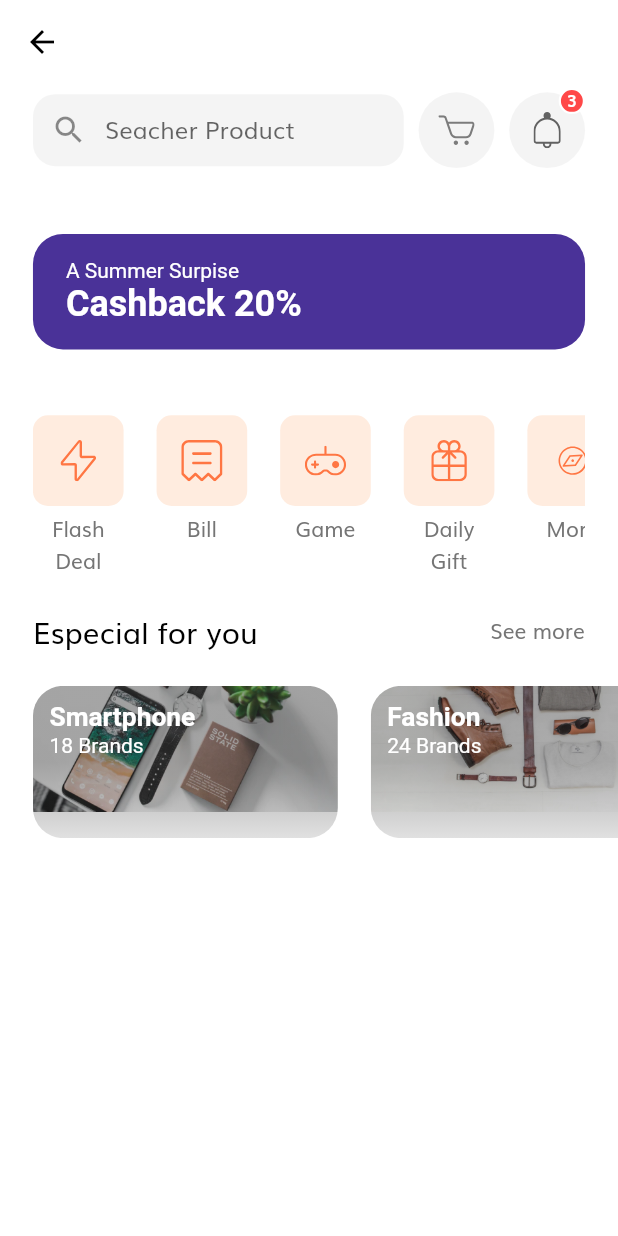
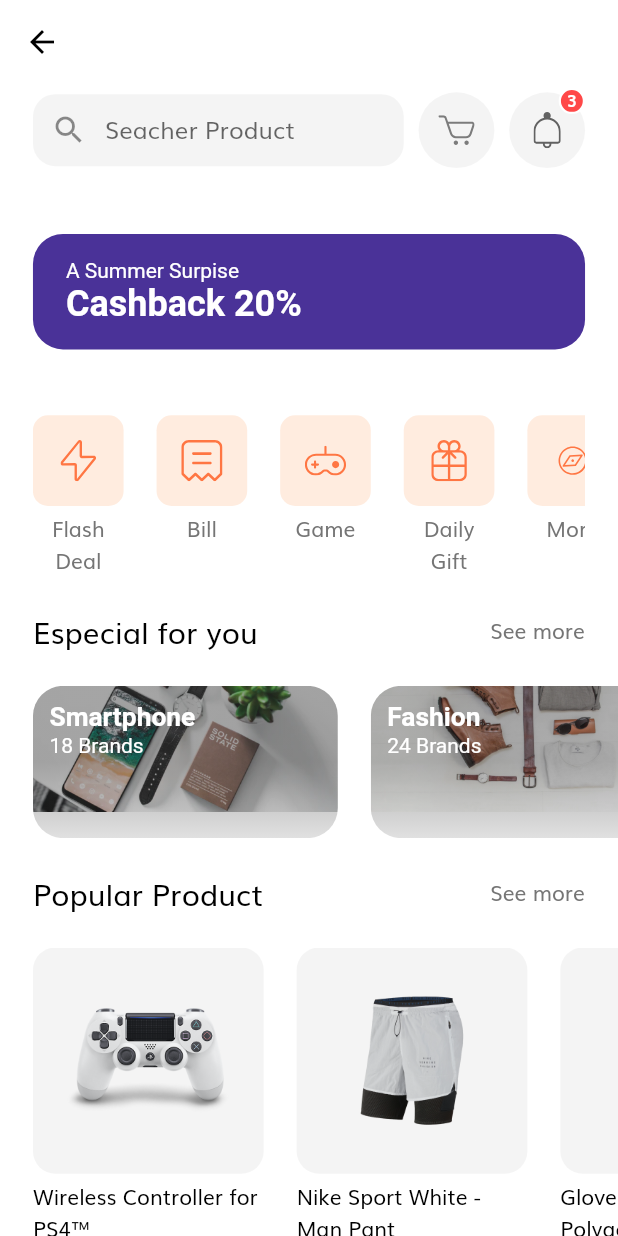
Before and after one commit to clebemachado/e-comerce-estudo, a Flutter app: the HomeScreen screen opened by its route, on a phone screen of 412 x 824 dp. Run offline on Flutter 3.47's test engine with Material 2 defaults, Android fonts, the phone set to English and light mode, and no system bars; our stand-ins replace flutter_svg.

Commit message:
Adicionado cardproduct

```diff
--- /dev/null
+++ b/lib/components/product_card.dart
@@ -0,0 +1,87 @@
+import 'package:flutter/material.dart';
+import 'package:flutter_svg/flutter_svg.dart';
+
+import '../constants.dart';
+import '../models/Product.dart';
+import '../size_config.dart';
+
+class ProductCard extends StatelessWidget {
+  const ProductCard({
+    Key? key,
+    this.width = 140,
+    this.aspectRetion = 1.02,
+    required this.product,
+  }) : super(key: key);
+
+  final double width;
+  final double aspectRetion;
+  final Product product;
+
+  @override
+  Widget build(BuildContext context) {
+    return Padding(
+      padding: EdgeInsets.only(left: getProportionateScreenWidth(20)),
+      child: SizedBox(
+        width: getProportionateScreenWidth(width),
+        child: Column(
+          children: [
+            AspectRatio(
+              aspectRatio: aspectRetion,
+              child: Container(
+                padding: EdgeInsets.all(getProportionateScreenWidth(20)),
+                decoration: BoxDecoration(
+                  color: kSecondaryColor.withOpacity(0.1),
+                  borderRadius: BorderRadius.circular(15),
+                ),
+                child: Image.asset(
+                  product.images[0],
+                ),
+              ),
+            ),
+            const SizedBox(height: 5),
+            Text(
+              product.title,
+              style: const TextStyle(color: Colors.black),
+              maxLines: 2,
+            ),
+            if (product.title.length < 21) const Text(""),
+            Row(
+              mainAxisAlignment: MainAxisAlignment.spaceBetween,
+              children: [
+                Text(
+                  "\$${product.price}",
+                  style: TextStyle(
+                    fontSize: getProportionateScreenWidth(18),
+                    fontWeight: FontWeight.w600,
+                    color: kPrimaryColor,
+                  ),
+                ),
+                InkWell(
+                  borderRadius: BorderRadius.circular(30),
+                  onTap: () {},
+                  child: Container(
+                    padding: EdgeInsets.all(getProportionateScreenWidth(8)),
+                    width: getProportionateScreenWidth(28),
+                    height: getProportionateScreenWidth(28),
+                    decoration: BoxDecoration(
+                      color: product.isFavourite
+                          ? kPrimaryColor.withOpacity(0.15)
+                          : kSecondaryColor.withOpacity(0.1),
+                      shape: BoxShape.circle,
+                    ),
+                    child: SvgPicture.asset(
+                      "assets/icons/Heart Icon_2.svg",
+                      color: product.isFavourite
+                          ? const Color(0XFFFF4848)
+                          : const Color(0xFFDBDEE4),
+                    ),
+                  ),
+                )
+              ],
+            )
+          ],
+        ),
+      ),
+    );
+  }
+}
--- /dev/null
+++ b/lib/models/Product.dart
@@ -0,0 +1,105 @@
+import 'package:flutter/material.dart';
+
+class Product {
+  final int id;
+  late final String title;
+  late final String description;
+  late final List<String> images;
+  late final List<Color> colors;
+  late final double rating;
+  late final double price;
+  late final bool isFavourite;
+  late final bool isPopular;
+
+  Product({
+    required this.id,
+    required this.title,
+    required this.description,
+    required this.images,
+    required this.colors,
+    this.rating = 0.0,
+    this.isFavourite = false,
+    this.isPopular = false,
+    required this.price,
+  });
+}
+
+// Demostraçã do produto
+List<Product> demoProducts = [
+  Product(
+    id: 1,
+    images: [
+      "assets/images/ps4_console_white_1.png",
+      "assets/images/ps4_console_white_2.png",
+      "assets/images/ps4_console_white_3.png",
+      "assets/images/ps4_console_white_4.png",
+    ],
+    colors: [
+      const Color(0xFFF6625E),
+      const Color(0xFF836DB8),
+      const Color(0xFFDECB9C),
+      Colors.white,
+    ],
+    title: "Wireless Controller for PS4™ ",
+    price: 64.99,
+    description: description,
+    rating: 4.8,
+    isFavourite: true,
+    isPopular: true,
+  ),
+  Product(
+    id: 2,
+    images: [
+      "assets/images/Image Popular Product 2.png",
+    ],
+    colors: [
+      Color(0xFFF6625E),
+      Color(0xFF836DB8),
+      Color(0xFFDECB9C),
+      Colors.white,
+    ],
+    title: "Nike Sport White - Man Pant",
+    price: 50.5,
+    description: description,
+    rating: 4.1,
+    isPopular: true,
+  ),
+  Product(
+    id: 3,
+    images: [
+      "assets/images/glap.png",
+    ],
+    colors: [
+      Color(0xFFF6625E),
+      Color(0xFF836DB8),
+      Color(0xFFDECB9C),
+      Colors.white,
+    ],
+    title: "Gloves XC Omega - Polygon",
+    price: 36.55,
+    description: description,
+    rating: 4.1,
+    isFavourite: true,
+    isPopular: true,
+  ),
+  Product(
+    id: 4,
+    images: [
+      "assets/images/wireless headset.png",
+    ],
+    colors: [
+      Color(0xFFF6625E),
+      Color(0xFF836DB8),
+      Color(0xFFDECB9C),
+      Colors.white,
+    ],
+    title: "Logitech Head",
+    price: 20.20,
+    description: description,
+    rating: 4.1,
+    isFavourite: true,
+  ),
+];
+
+const String description =
+    "Wireless Controller for PS4™ gives you what you want in your gaming from over precision control your games to sharing …";
--- a/lib/screens/home/components/body.dart
+++ b/lib/screens/home/components/body.dart
@@ -1,10 +1,15 @@
 import 'package:flutter/material.dart';
 
+import 'package:onboarding_screen/models/Product.dart';
 import 'package:onboarding_screen/screens/home/components/categories.dart';
 import 'package:onboarding_screen/screens/home/components/discount_banner.dart';
 import 'package:onboarding_screen/screens/home/components/home_header.dart';
+import 'package:onboarding_screen/screens/home/components/popular_products.dart';
+import 'package:onboarding_screen/screens/home/components/section_title.dart';
 import 'package:onboarding_screen/screens/home/components/special_offers.dart';
 import 'package:onboarding_screen/size_config.dart';
+
+import '../../../components/product_card.dart';
 
 class Body extends StatelessWidget {
   const Body({Key? key}) : super(key: key);
@@ -24,7 +29,10 @@ class Body extends StatelessWidget {
               SizedBox(height: getProportionateScreenWidth(20)),
               Categories(),
               SizedBox(height: getProportionateScreenWidth(20)),
-              const SpecialOffers()
+              const SpecialOffers(),
+              SizedBox(height: getProportionateScreenWidth(20)),
+              const PopularProduct(),
+              SizedBox(height: getProportionateScreenWidth(20)),
             ],
           ),
         ),
@@ -32,6 +40,8 @@ class Body extends StatelessWidget {
     );
   }
 }
+
+
 
 
 
--- /dev/null
+++ b/lib/screens/home/components/popular_products.dart
@@ -0,0 +1,41 @@
+import 'package:flutter/material.dart';
+import 'package:onboarding_screen/screens/home/components/section_title.dart';
+
+import '../../../components/product_card.dart';
+import '../../../models/Product.dart';
+import '../../../size_config.dart';
+
+class PopularProduct extends StatelessWidget {
+  const PopularProduct({
+    Key? key,
+  }) : super(key: key);
+
+  @override
+  Widget build(BuildContext context) {
+    return Column(
+      children: [
+        SectionTitle(
+          text: "Popular Product",
+          press: () {},
+        ),
+        SizedBox(height: getProportionateScreenWidth(20)),
+        SingleChildScrollView(
+          scrollDirection: Axis.horizontal,
+          child: Row(
+            children: [
+              ...List.generate(
+                demoProducts.length,
+                ((index) => ProductCard(
+                      product: demoProducts[index],
+                    )),
+              ),
+              SizedBox(
+                width: getProportionateScreenWidth(20),
+              )
+            ],
+          ),
+        ),
+      ],
+    );
+  }
+}
```
Also changed, not shown: pubspec.lock, 1 other file.
